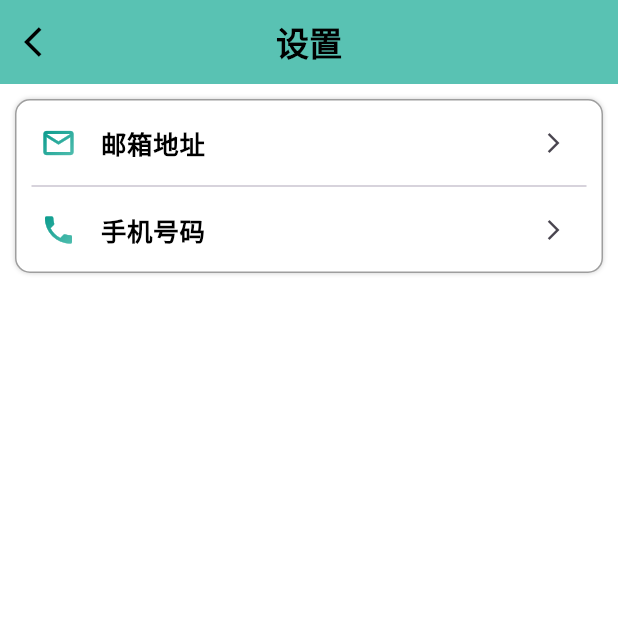
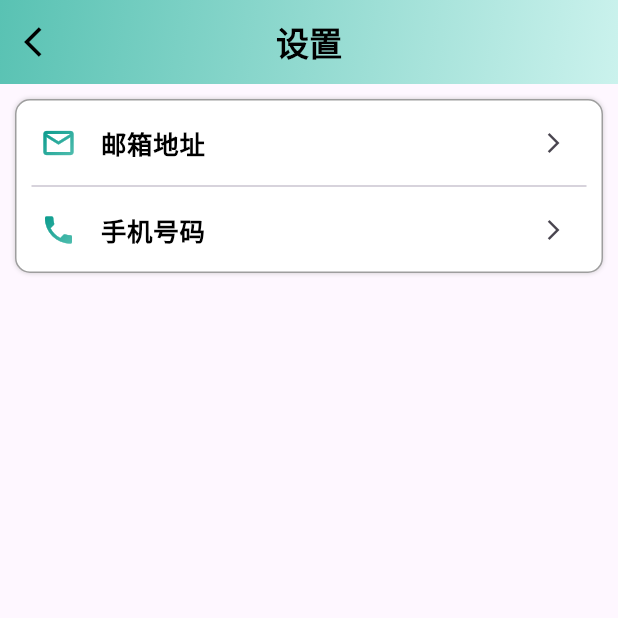
Before and after one commit to IHLZH/jiayuan, a Flutter app: the SettingPage screen opened by its route, on a phone screen of 412 x 824 dp, the top half of it. Run offline on Flutter 3.47's test engine with Material 3 defaults, Android fonts, the phone set to English and light mode, and no system bars; drawn by our look-alikes of oktoast; our stand-ins replace cached_network_image, cookie_jar, dio, dio_cookie_manager, flutter_screenutil, flutter_swiper_view and 4 more; missing offline and left inert: amap_flutter_base, amap_flutter_location, amap_flutter_map, dart:ffi, flustars, flutter_pickers; accounts and stored records are empty; statements that could not run were skipped.

Commit message:
UI优化

```diff
--- a/lib/page/user_page/setting_page/setting_page.dart
+++ b/lib/page/user_page/setting_page/setting_page.dart
@@ -1,4 +1,3 @@
-import 'package:flutter/cupertino.dart';
 import 'package:flutter/material.dart';
 import 'package:flutter_screenutil/flutter_screenutil.dart';
 import 'package:jiayuan/utils/constants.dart';
@@ -63,12 +62,25 @@ class _SettingPageState extends State<SettingPage> {
     }
 
     return Scaffold(
-      backgroundColor: Colors.white,
+      backgroundColor: AppColors.backgroundColor,
       appBar: AppBar(
-        title: Text('设置', style: TextStyle(color: Colors.black,fontWeight: FontWeight.bold)),
+        // 使用 Container 包裹 AppBar 以实现渐变背景
+        flexibleSpace: Container(
+          decoration: BoxDecoration(
+            gradient: LinearGradient(
+              colors: [
+                AppColors.appColor,
+                AppColors.endColor,
+              ],
+              begin: Alignment.topLeft,
+              end: Alignment.bottomRight,
+            ),
+          ),
+        ),
+        title: Text('设置',
+            style: TextStyle(color: Colors.black, fontWeight: FontWeight.bold)),
         centerTitle: true,
         elevation: 0,
-        backgroundColor: AppColors.appColor,
         leading: IconButton(
           icon: Icon(Icons.arrow_back_ios, color: Colors.black),
           onPressed: () {
@@ -78,7 +90,7 @@ class _SettingPageState extends State<SettingPage> {
       ),
       body: SafeArea(
           child: SingleChildScrollView(
-            padding: EdgeInsets.only(top:10.r),
+        padding: EdgeInsets.only(top: 10.r),
         child: Column(
           children: [
             Container(
--- a/lib/page/user_page/user_page.dart
+++ b/lib/page/user_page/user_page.dart
@@ -359,7 +359,7 @@ class _UserPageState extends State<UserPage> {
     }
 
     return Scaffold(
-      backgroundColor: Colors.white,
+      backgroundColor: AppColors.backgroundColor,
       resizeToAvoidBottomInset: false,
       body: SafeArea(
         child: SingleChildScrollView(
```
